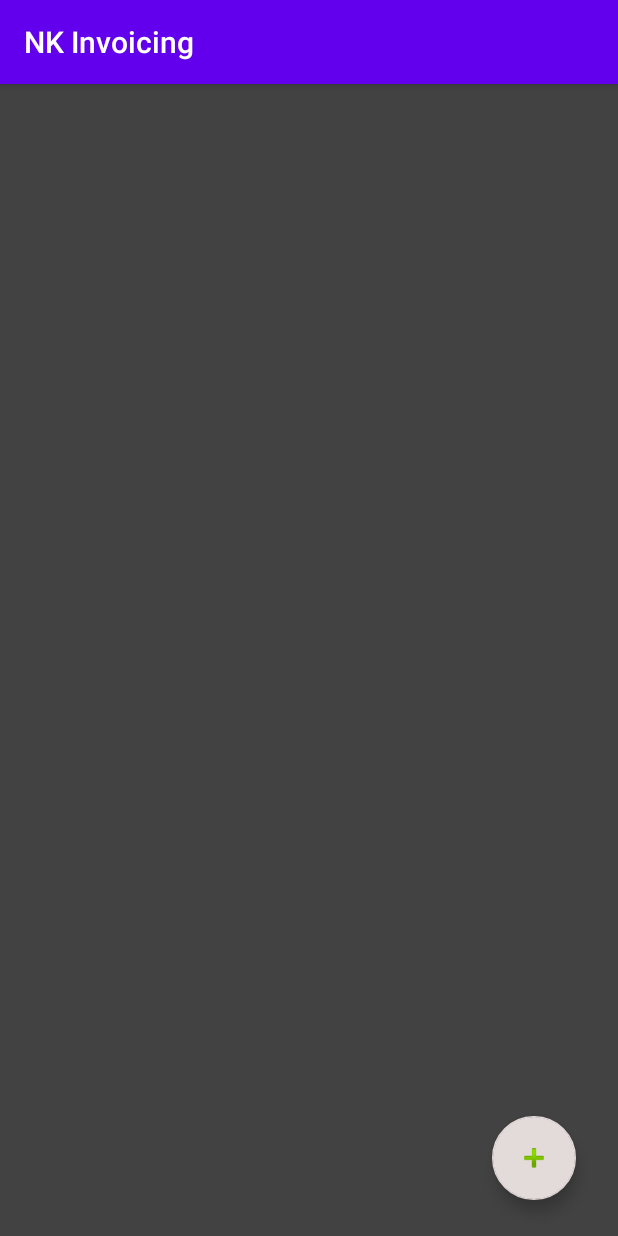
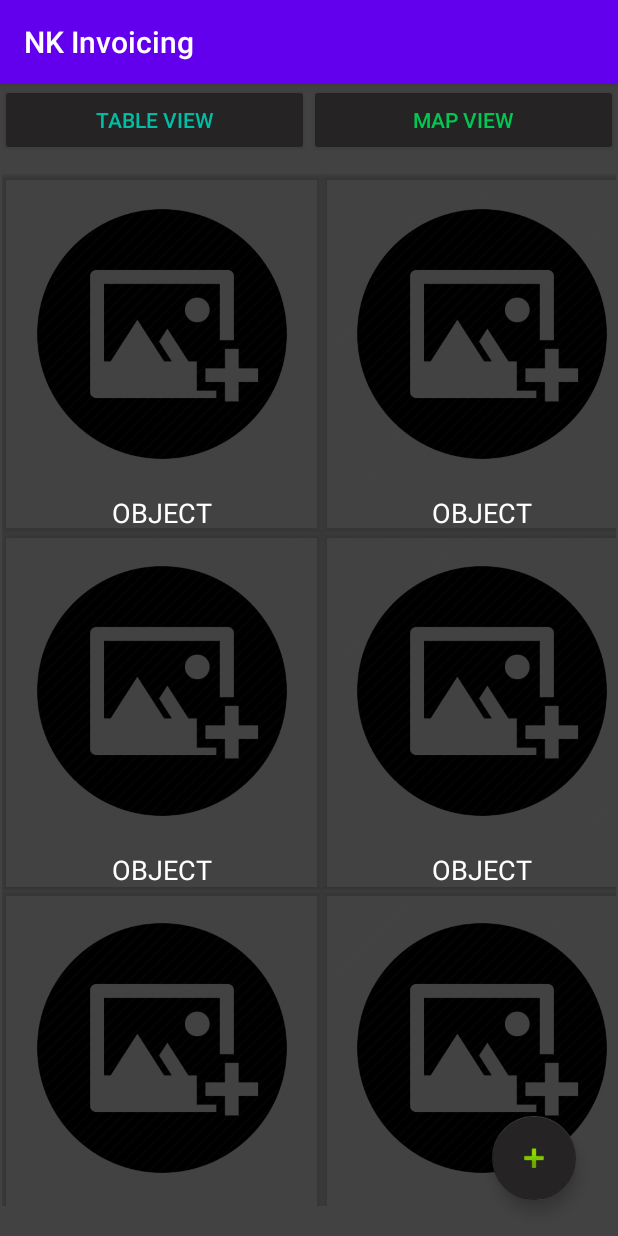
Before and after one commit to mrKrastev/NKInvoicing, an Android app: the screen it shows after launch (MainActivity), on a phone screen of 412 x 824 dp. Run offline under Robolectric (Android 15) with nearby library versions, the phone set to English and light mode, and no system bars.

Commit message:
main screen layout update
now main screen is able to generate as many object as needed ( preparation for database loading )

```diff
--- a/app/build.gradle
+++ b/app/build.gradle
@@ -27,6 +27,7 @@ dependencies {
     implementation 'androidx.constraintlayout:constraintlayout:2.0.4'
     implementation 'com.google.android.material:material:1.2.1'
     implementation 'androidx.legacy:legacy-support-v4:1.0.0'
+    implementation 'androidx.gridlayout:gridlayout:1.0.0'
     testImplementation 'junit:junit:4.12'
     androidTestImplementation 'androidx.test.ext:junit:1.1.2'
     androidTestImplementation 'androidx.test.espresso:espresso-core:3.3.0'
--- a/app/src/main/java/com/example/nkinvoicing/MainActivity.java
+++ b/app/src/main/java/com/example/nkinvoicing/MainActivity.java
@@ -1,21 +1,80 @@
 package com.example.nkinvoicing;
 
 import androidx.appcompat.app.AppCompatActivity;
+import androidx.cardview.widget.CardView;
+import androidx.gridlayout.widget.GridLayout;
 
+import android.content.ContentResolver;
 import android.content.Intent;
+import android.graphics.Bitmap;
+import android.graphics.BitmapFactory;
+import android.graphics.Color;
+import android.graphics.drawable.GradientDrawable;
+import android.net.Uri;
 import android.os.Bundle;
+import android.view.Gravity;
 import android.view.View;
+import android.view.ViewGroup;
+import android.widget.ImageView;
+import android.widget.LinearLayout;
+import android.widget.TextView;
 import android.widget.Toast;
 
+import static android.graphics.drawable.GradientDrawable.Orientation.TOP_BOTTOM;
+
 public class MainActivity extends AppCompatActivity {
-
+GridLayout myGrid;
     @Override
     protected void onCreate(Bundle savedInstanceState) {
         super.onCreate(savedInstanceState);
         setContentView(R.layout.activity_main);
+        myGrid = findViewById(R.id.myGrid);
+        getCards(this);
     }
     public void PickInvoiceType (View view){
         Intent it = new Intent(this,PickInvoice.class);
         startActivity(it);
     }
+
+    public void getCards(final MainActivity view){
+        for (int i = 1; i<31;i++){
+            final CardView c = new CardView(this);
+            TextView t = new TextView(this);
+            LinearLayout l = new LinearLayout(this);
+            t.setText("OBJECT");
+            t.setTextSize(18);
+            t.setTextColor(Color.WHITE);
+            ImageView img = new ImageView(this);
+            Bitmap bmp;
+            int width=300;
+            int height=300;
+            bmp= BitmapFactory.decodeResource(getResources(),R.drawable.photo_add_roundedblack_512);//image is your image
+            bmp= Bitmap.createScaledBitmap(bmp, width,height, true);
+            img.setImageBitmap(bmp);
+            img.setPadding(10,10,10,10);
+            l.addView(img);
+            l.addView(t);
+            l.setOrientation(LinearLayout.VERTICAL);
+            l.setGravity(Gravity.CENTER);
+            c.addView(l);
+            c.setCardBackgroundColor(Color.TRANSPARENT);
+            c.setId(i);
+            ViewGroup.MarginLayoutParams marginLayoutParams = new ViewGroup.MarginLayoutParams(
+                    ViewGroup.MarginLayoutParams.WRAP_CONTENT,
+                    ViewGroup.MarginLayoutParams.WRAP_CONTENT
+            );
+
+            marginLayoutParams.setMargins(8, 8, 8, 8);
+
+            c.setLayoutParams(marginLayoutParams);
+            c.setOnClickListener(new View.OnClickListener() {
+                @Override
+                public void onClick(View v) {
+                    Toast.makeText(view, "Card ID: "+c.getId(), Toast.LENGTH_SHORT).show();
+                }
+            });
+
+            myGrid.addView(c);
+        }
+    }
 }
--- a/app/src/main/res/layout/activity_main.xml
+++ b/app/src/main/res/layout/activity_main.xml
@@ -5,6 +5,7 @@
     android:layout_width="match_parent"
     android:layout_height="match_parent"
     android:background="#434242"
+    android:foregroundTint="#FFFFFF"
     tools:context=".MainActivity">
 
     <com.google.android.material.floatingactionbutton.FloatingActionButton
@@ -15,8 +16,63 @@
         android:layout_marginBottom="24dp"
         android:clickable="true"
         android:onClick="PickInvoiceType"
-        app:backgroundTint="#E3DADA"
+        app:backgroundTint="#252323"
         app:layout_constraintBottom_toBottomOf="parent"
         app:layout_constraintEnd_toEndOf="parent"
         app:srcCompat="@android:drawable/ic_input_add" />
+
+    <Button
+        android:id="@+id/tableToggleBtn"
+        android:layout_width="0dp"
+        android:layout_height="wrap_content"
+        android:backgroundTint="#252323"
+        android:text="Table View"
+        android:textColor="#00BFA5"
+        app:layout_constraintEnd_toStartOf="@+id/mapToggleBtn"
+        app:layout_constraintStart_toStartOf="parent"
+        app:layout_constraintTop_toTopOf="parent" />
+
+    <Button
+        android:id="@+id/mapToggleBtn"
+        android:layout_width="0dp"
+        android:layout_height="wrap_content"
+        android:backgroundTint="#252323"
+        android:text="Map view"
+        android:textColor="#00C853"
+        app:layout_constraintEnd_toEndOf="parent"
+        app:layout_constraintStart_toEndOf="@+id/tableToggleBtn"
+        app:layout_constraintTop_toTopOf="parent" />
+
+    <ScrollView
+        android:layout_width="match_parent"
+        android:layout_height="match_parent"
+        android:layout_marginStart="1dp"
+        android:layout_marginTop="60dp"
+        android:layout_marginEnd="1dp"
+        android:layout_marginBottom="20dp"
+        android:textAlignment="center"
+        app:layout_constraintBottom_toBottomOf="parent"
+        app:layout_constraintEnd_toEndOf="parent"
+        app:layout_constraintStart_toStartOf="parent"
+        app:layout_constraintTop_toBottomOf="parent">
+
+        <LinearLayout
+            android:layout_width="wrap_content"
+            android:layout_height="wrap_content"
+            android:layout_gravity="center_horizontal"
+            android:foregroundGravity="center_horizontal"
+            android:gravity="center"
+            android:orientation="vertical">
+
+            <androidx.gridlayout.widget.GridLayout
+                android:id="@+id/myGrid"
+                android:layout_width="match_parent"
+                android:layout_height="wrap_content"
+                android:fadeScrollbars="true"
+                android:fadingEdge="none"
+                android:layout_marginBottom="65dp"
+                app:columnCount="3" />
+        </LinearLayout>
+    </ScrollView>
+
 </androidx.constraintlayout.widget.ConstraintLayout>
```
